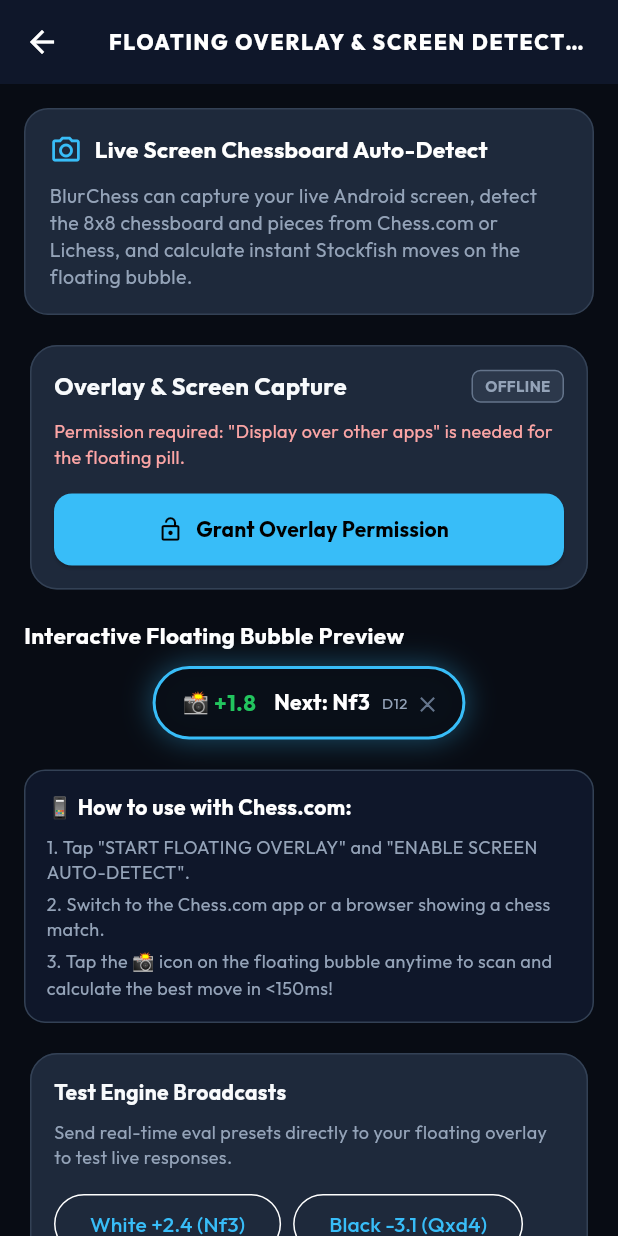
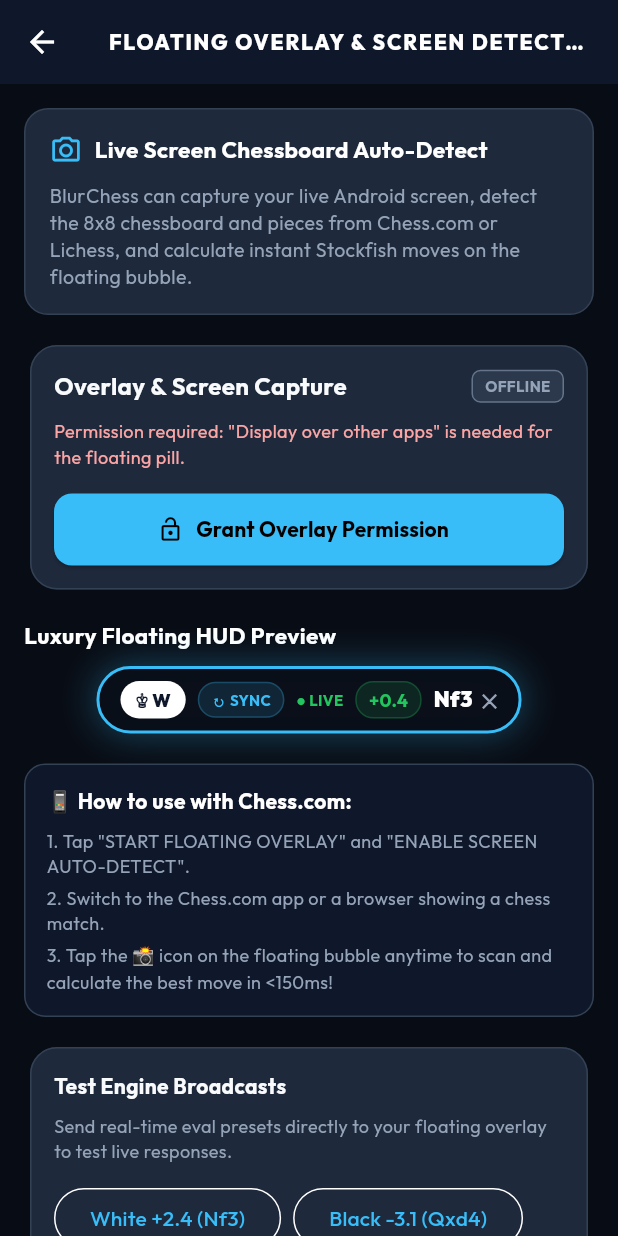
Before and after one commit to abhishek-s12/chessmatch, a Flutter app: the OverlayModeScreen screen opened directly, on a phone screen of 412 x 824 dp. Run offline on Flutter 3.47's test engine with Material 3 defaults, Android fonts, the phone set to English and light mode, and no system bars; our stand-ins replace google_fonts.

Commit message:
feat(ui): luxury glassmorphic HUD styling with vector badges for floating overlay

```diff
--- a/lib/screens/overlay_mode_screen.dart
+++ b/lib/screens/overlay_mode_screen.dart
@@ -298,63 +298,101 @@
               ),
               const SizedBox(height: 16),
 
-              // Visual Preview of the Floating Bubble
+              // Visual Preview of the Floating HUD Bubble
               const Text(
-                'Interactive Floating Bubble Preview',
+                'Luxury Floating HUD Preview',
                 style: TextStyle(fontSize: 15, fontWeight: FontWeight.bold, color: Colors.white),
               ),
               const SizedBox(height: 10),
               Center(
                 child: Container(
-                  padding: const EdgeInsets.symmetric(horizontal: 18, vertical: 12),
+                  padding: const EdgeInsets.symmetric(horizontal: 14, vertical: 8),
                   decoration: BoxDecoration(
-                    color: const Color(0xF2080C14),
-                    borderRadius: BorderRadius.circular(32),
+                    color: const Color(0xF4090D16),
+                    borderRadius: BorderRadius.circular(36),
                     border: Border.all(color: AppTheme.primaryNeon, width: 2),
                     boxShadow: [
                       BoxShadow(
-                        color: AppTheme.primaryNeon.withOpacity(0.35),
-                        blurRadius: 16,
-                        spreadRadius: 1,
+                        color: AppTheme.primaryNeon.withOpacity(0.3),
+                        blurRadius: 20,
+                        spreadRadius: 2,
                       ),
                     ],
                   ),
-                  child: const Row(
+                  child: Row(
                     mainAxisSize: MainAxisSize.min,
                     children: [
-                      Text(
-                        '📸 ',
-                        style: TextStyle(fontSize: 14),
+                      Container(
+                        padding: const EdgeInsets.symmetric(horizontal: 10, vertical: 4),
+                        decoration: BoxDecoration(
+                          color: Colors.white,
+                          borderRadius: BorderRadius.circular(16),
+                        ),
+                        child: const Text(
+                          '♔ W',
+                          style: TextStyle(
+                            color: Color(0xFF0F172A),
+                            fontWeight: FontWeight.w900,
+                            fontSize: 12,
+                          ),
+                        ),
                       ),
-                      Text(
-                        '+1.8',
+                      const SizedBox(width: 8),
+                      Container(
+                        padding: const EdgeInsets.symmetric(horizontal: 8, vertical: 4),
+                        decoration: BoxDecoration(
+                          color: const Color(0x2038BDF8),
+                          borderRadius: BorderRadius.circular(14),
+                          border: Border.all(color: const Color(0x4038BDF8)),
+                        ),
+                        child: const Text(
+                          '↻ SYNC',
+                          style: TextStyle(
+                            color: AppTheme.primaryNeon,
+                            fontWeight: FontWeight.bold,
+                            fontSize: 10,
+                          ),
+                        ),
+                      ),
+                      const SizedBox(width: 8),
+                      const Text(
+                        '● LIVE',
                         style: TextStyle(
                           color: AppTheme.secondaryNeon,
                           fontWeight: FontWeight.bold,
-                          fontSize: 15,
+                          fontSize: 10,
                         ),
                       ),
-                      SizedBox(width: 12),
-                      Text(
-                        'Next: Nf3',
+                      const SizedBox(width: 8),
+                      Container(
+                        padding: const EdgeInsets.symmetric(horizontal: 8, vertical: 3),
+                        decoration: BoxDecoration(
+                          color: const Color(0x2022C55E),
+                          borderRadius: BorderRadius.circular(12),
+                          border: Border.all(color: const Color(0x4022C55E)),
+                        ),
+                        child: const Text(
+                          '+0.4',
+                          style: TextStyle(
+                            color: AppTheme.secondaryNeon,
+                            fontWeight: FontWeight.bold,
+                            fontSize: 12,
+                          ),
+                        ),
+                      ),
+                      const SizedBox(width: 8),
+                      const Text(
+                        'Nf3',
                         style: TextStyle(
                           color: Colors.white,
-                          fontWeight: FontWeight.bold,
+                          fontWeight: FontWeight.w900,
                           fontSize: 14,
                         ),
                       ),
-                      SizedBox(width: 8),
-                      Text(
-                        'D12',
-                        style: TextStyle(
-                          color: AppTheme.textMuted,
-                          fontSize: 10,
-                        ),
-                      ),
-                      SizedBox(width: 8),
-                      Text(
+                      const SizedBox(width: 6),
+                      const Text(
                         '✕',
-                        style: TextStyle(color: Color(0xFF64748B), fontSize: 12, fontWeight: FontWeight.bold),
+                        style: TextStyle(color: Color(0xFF94A3B8), fontSize: 12, fontWeight: FontWeight.bold),
                       ),
                     ],
                   ),
```
Also changed, not shown: 1 other file.
